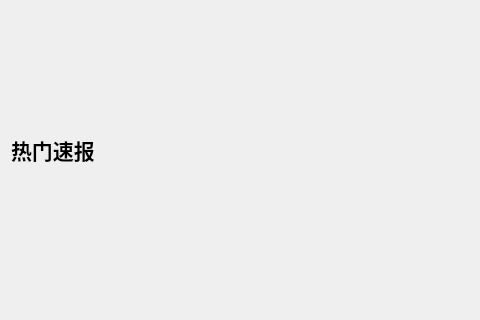
Before: the Qt Designer form Flight_System/homeform.ui in gywcs101/qt_flight_booking_system, drawn with Qt 5; both pictures show x 0 to 480 and y 117 to 437 of the 855 by 600 pixel window.
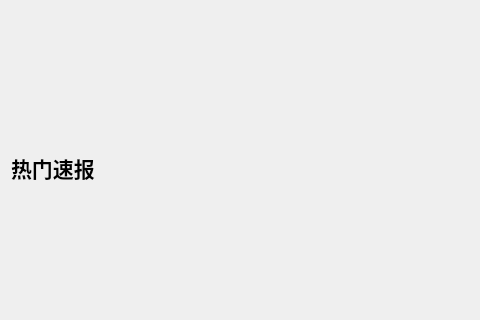
After: the same form once the commit is applied. Custom widgets are drawn as their Qt base class.

```diff
--- a/Flight_System/homeform.ui
+++ b/Flight_System/homeform.ui
@@ -10,7 +10,7 @@
     <height>600</height>
    </rect>
   </property>
-  <layout class="QVBoxLayout" name="verticalLayout" stretch="2,0,3,0">
+  <layout class="QVBoxLayout" name="verticalLayout" stretch="2,0,3">
    <property name="spacing">
     <number>20</number>
    </property>
@@ -99,19 +99,6 @@
      </item>
     </layout>
    </item>
-   <item>
-    <spacer name="verticalSpacer">
-     <property name="orientation">
-      <enum>Qt::Orientation::Vertical</enum>
-     </property>
-     <property name="sizeHint" stdset="0">
-      <size>
-       <width>20</width>
-       <height>40</height>
-      </size>
-     </property>
-    </spacer>
-   </item>
   </layout>
  </widget>
  <customwidgets>
```
